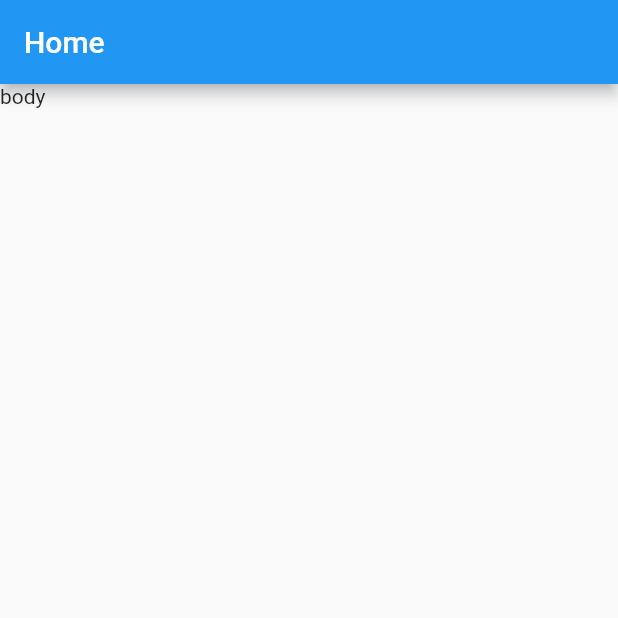
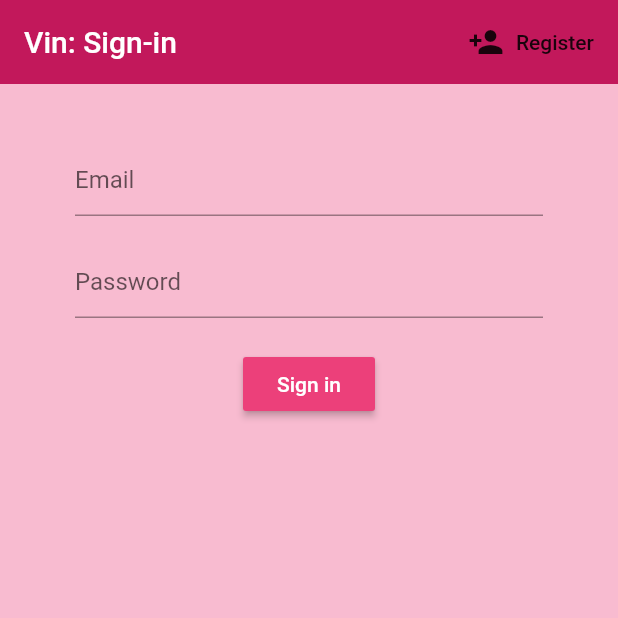
Before and after one commit to hankiou/Vin, a Flutter app: the screen it shows after launch, on a phone screen of 412 x 824 dp, the top half of it. Run offline on Flutter 3.47's test engine with Material 2 defaults, Android fonts, the phone set to English and light mode, and no system bars; our stand-ins replace cloud_firestore, firebase_auth, flutter_spinkit; accounts and stored records are empty.

Commit message:
authentication and home layout

```diff
--- a/lib/main.dart
+++ b/lib/main.dart
@@ -1,47 +1,20 @@
 import 'package:flutter/material.dart';
 import 'package:cloud_firestore/cloud_firestore.dart';
+import 'package:provider/provider.dart';
+import 'package:vin/models/user.dart';
+import 'package:vin/screens/wrapper.dart';
+import 'package:vin/services/auth.dart';
 
 void main() => runApp(MyApp());
 
 class MyApp extends StatelessWidget {
   @override
   Widget build(BuildContext context) {
-    return MaterialApp(
-      title: 'Flutter Demo',
-      theme: ThemeData(
-        primarySwatch: Colors.blue,
-      ),
-      home: MyHomePage(title: 'Flutter Demo Home Page'),
+    return StreamProvider<User>.value(
+      value: AuthService().user,
+      child: MaterialApp(
+        home: Wrapper(),
+      )
     );
   }
 }
-
-class MyHomePage extends StatefulWidget {
-  MyHomePage({Key key, this.title}) : super(key: key);
-
-  final String title;
-
-  @override
-  _MyHomePageState createState() => _MyHomePageState();
-}
-
-class _MyHomePageState extends State<MyHomePage> {
-
-  @override
-  void initState(){
-    Firestore.instance.collection('wines').document()
-      .setData({ 'name': 'Richette', 'winery': 'Cotes du Rhone', 'year': '2016', 'color': 'red' });
-
-    super.initState();
-  }
-
-  @override
-  Widget build(BuildContext context) {
-    return Scaffold(
-      appBar: AppBar(
-        title: Text("Home"),
-      ),
-      body: new Text("body"),
-    );
-  }
-}
--- /dev/null
+++ b/lib/models/user.dart
@@ -0,0 +1,5 @@
+class User{
+  final String uid;
+
+  User({ this.uid });
+}
--- /dev/null
+++ b/lib/screens/authenticate/authenticate.dart
@@ -0,0 +1,22 @@
+import 'package:flutter/material.dart';
+import 'package:vin/screens/authenticate/register.dart';
+import 'package:vin/screens/authenticate/sign_in.dart';
+
+class Authenticate extends StatefulWidget {
+  @override
+  _AuthenticateState createState() => _AuthenticateState();
+}
+
+class _AuthenticateState extends State<Authenticate> {
+
+  bool showSignIn = true;
+
+  void toggleView(){
+    setState(() => showSignIn =  !showSignIn);
+  }
+
+  @override
+  Widget build(BuildContext context) {
+    return showSignIn ? SignIn(toggleView: toggleView) : Register(toggleView: toggleView);
+  }
+}
--- /dev/null
+++ b/lib/screens/authenticate/sign_in.dart
@@ -0,0 +1,89 @@
+import 'package:flutter/material.dart';
+import 'package:vin/services/auth.dart';
+
+class SignIn extends StatefulWidget {
+
+  final Function toggleView;
+  SignIn({this.toggleView});
+
+  @override
+  _SignInState createState() => _SignInState();
+}
+
+class _SignInState extends State<SignIn> {
+
+  final AuthService _authService = AuthService();
+  final _formKey = GlobalKey<FormState>();
+
+  String email = '';
+  String passwd = '';
+  String err = '';
+
+  @override
+  Widget build(BuildContext context) {
+    return Scaffold(
+      backgroundColor: Colors.pink[100],
+      appBar: AppBar(
+        backgroundColor: Colors.pink[700],
+        elevation: 0.0,
+        title: Text('Vin: Sign-in'),
+        actions: <Widget>[
+          FlatButton.icon(
+            icon: Icon(Icons.person_add),
+            label: Text('Register'),
+            onPressed: () {
+              widget.toggleView();
+            },
+          )
+        ],
+      ),
+      body: Container(
+        padding: EdgeInsets.symmetric(vertical: 20.0, horizontal: 50.0),
+        child: Form(
+          key: _formKey,
+          child: Column(
+            children: <Widget>[
+              SizedBox(height: 20.0,),
+              TextFormField(
+                decoration: InputDecoration(
+                  hintText: 'Email',
+                ),
+                validator: (val) => val.isEmpty ? 'Please enter an email' : null,
+                onChanged: (val) {
+                  setState(() => email = val);
+                },
+              ),
+              SizedBox(height: 20.0,),
+              TextFormField(
+                decoration: InputDecoration(
+                  hintText: 'Password',
+                ),
+                obscureText: true,
+                validator: (val) => val.isEmpty ? 'Please enter a password' : null,
+                onChanged: (val) {
+                  setState(() => passwd = val);
+                },
+              ),
+              SizedBox(height: 20.0,),
+              RaisedButton(
+                color: Colors.pink[400],
+                child: Text(
+                  'Sign in',
+                  style: TextStyle(color: Colors.white),
+                ),
+                onPressed: () async {
+                  if(_formKey.currentState.validate()){
+                    dynamic result = await _authService.signInWithEmailAndPassword(email, passwd);
+                    if(result == null){
+                      setState(() => err = 'Email or password is wrong');
+                    }
+                  }
+                },
+              ),
+            ],
+          ),
+        ),
+      ),
+    );
+  }
+}
--- /dev/null
+++ b/lib/screens/wrapper.dart
@@ -0,0 +1,14 @@
+import 'package:flutter/material.dart';
+import 'package:provider/provider.dart';
+import 'package:vin/models/user.dart';
+import 'package:vin/screens/authenticate/authenticate.dart';
+import 'package:vin/screens/home/home.dart';
+
+class Wrapper extends StatelessWidget {
+  @override
+  Widget build(BuildContext context) {
+
+    final user = Provider.of<User>(context);
+    return user != null ? Home() : Authenticate();
+  }
+}
--- a/pubspec.yaml
+++ b/pubspec.yaml
@@ -19,7 +19,10 @@ environment:
 dependencies:
   flutter:
     sdk: flutter
+  firebase_auth: ^0.15.3
   cloud_firestore: ^0.13.0+1
+  provider: ^3.1.0
+  flutter_spinkit: "^4.0.0"
 
   # The following adds the Cupertino Icons font to your application.
   # Use with the CupertinoIcons class for iOS style icons.
```
Also changed, not shown: lib/models/wine.dart (added, +10 -0 lines), lib/screens/authenticate/register.dart (added, +94 -0 lines), lib/screens/home/home.dart (added, +37 -0 lines), lib/screens/home/wine_item.dart (added, +26 -0 lines), lib/screens/home/wine_list.dart (added, +24 -0 lines), lib/services/auth.dart (added, +65 -0 lines), lib/services/database.dart (added, +22 -0 lines), lib/shared/constants.dart (added, +7 -0 lines), lib/shared/loading.dart (added, +12 -0 lines), pubspec.lock, 1 other file.
